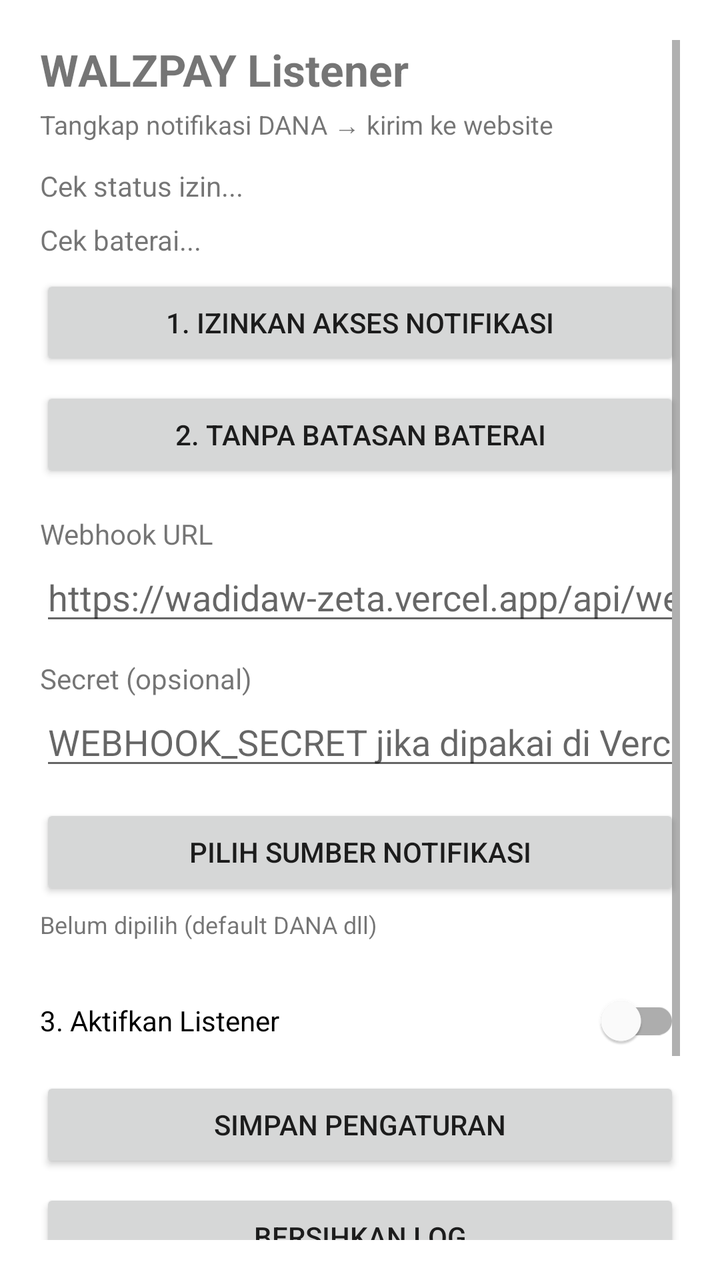
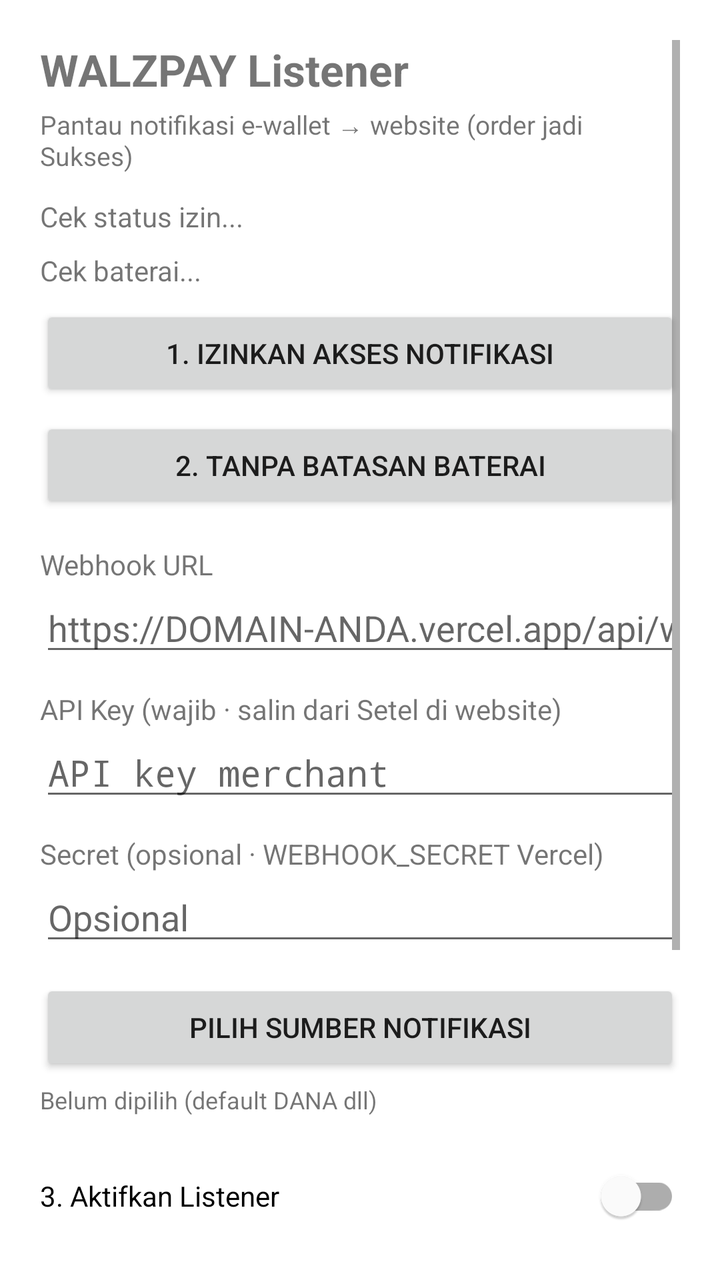

Screens rendered from an Android XML layout before and after an edit, with the pre-edit source and the edit as a unified diff.
<!-- AndroidManifest.xml: application theme Theme.WalzpayListener -->
<!-- res/layout/activity_main.xml -->
<?xml version="1.0" encoding="utf-8"?>
<ScrollView xmlns:android="http://schemas.android.com/apk/res/android"
    android:layout_width="match_parent"
    android:layout_height="match_parent"
    android:padding="20dp">

    <LinearLayout
        android:layout_width="match_parent"
        android:layout_height="wrap_content"
        android:orientation="vertical">

        <TextView
            android:layout_width="match_parent"
            android:layout_height="wrap_content"
            android:text="WALZPAY Listener"
            android:textSize="22sp"
            android:textStyle="bold"
            android:paddingBottom="4dp" />

        <TextView
            android:layout_width="match_parent"
            android:layout_height="wrap_content"
            android:text="Tangkap notifikasi DANA → kirim ke website"
            android:textSize="13sp"
            android:paddingBottom="12dp" />

        <TextView
            android:id="@+id/tvPermissionStatus"
            android:layout_width="match_parent"
            android:layout_height="wrap_content"
            android:text="Cek status izin..."
            android:paddingBottom="8dp" />

        <TextView
            android:id="@+id/tvBatteryStatus"
            android:layout_width="match_parent"
            android:layout_height="wrap_content"
            android:text="Cek baterai..."
            android:paddingBottom="8dp" />

        <Button
            android:id="@+id/btnOpenNotificationAccess"
            android:layout_width="match_parent"
            android:layout_height="wrap_content"
            android:text="1. Izinkan akses notifikasi" />

        <Button
            android:id="@+id/btnBattery"
            android:layout_width="match_parent"
            android:layout_height="wrap_content"
            android:text="2. Tanpa batasan baterai"
            android:layout_marginTop="8dp" />

        <TextView
            android:layout_width="match_parent"
            android:layout_height="wrap_content"
            android:text="Webhook URL"
            android:paddingTop="16dp" />

        <EditText
            android:id="@+id/etWebhookUrl"
            android:layout_width="match_parent"
            android:layout_height="wrap_content"
            android:hint="https://wadidaw-zeta.vercel.app/api/webhook"
            android:inputType="textUri" />

        <TextView
            android:layout_width="match_parent"
            android:layout_height="wrap_content"
            android:text="Secret (opsional)"
            android:paddingTop="12dp" />

        <EditText
            android:id="@+id/etSecret"
            android:layout_width="match_parent"
            android:layout_height="wrap_content"
            android:hint="WEBHOOK_SECRET jika dipakai di Vercel"
            android:inputType="textPassword" />

        <Button
            android:id="@+id/btnPickPackages"
            android:layout_width="match_parent"
            android:layout_height="wrap_content"
            android:text="Pilih sumber notifikasi"
            android:layout_marginTop="12dp" />

        <TextView
            android:id="@+id/tvSelectedPackages"
            android:layout_width="match_parent"
            android:layout_height="wrap_content"
            android:text="Belum dipilih (default DANA dll)"
            android:textSize="12sp"
            android:paddingTop="4dp"
            android:paddingBottom="8dp" />

        <com.google.android.material.switchmaterial.SwitchMaterial
            android:id="@+id/switchEnabled"
            android:layout_width="match_parent"
            android:layout_height="wrap_content"
            android:text="3. Aktifkan Listener"
            android:paddingTop="16dp" />

        <Button
            android:id="@+id/btnSave"
            android:layout_width="match_parent"
            android:layout_height="wrap_content"
            android:text="Simpan pengaturan"
            android:layout_marginTop="12dp" />

        <Button
            android:id="@+id/btnClearLogs"
            android:layout_width="match_parent"
            android:layout_height="wrap_content"
            android:text="Bersihkan log"
            android:layout_marginTop="8dp" />

        <TextView
            android:layout_width="match_parent"
            android:layout_height="wrap_content"
            android:paddingTop="20dp"
            android:text="Log lokal"
            android:textStyle="bold" />

        <TextView
            android:id="@+id/tvLogs"
            android:layout_width="match_parent"
            android:layout_height="wrap_content"
            android:paddingTop="8dp"
            android:textSize="12sp"
            android:fontFamily="monospace"
            android:text="Belum ada log" />

        <TextView
            android:layout_width="match_parent"
            android:layout_height="wrap_content"
            android:paddingTop="20dp"
            android:text="OEM (Xiaomi/OPPO/Vivo): aktifkan Autostart. Opsional: Service Keeper pantau com.walzpay.listener"
            android:textSize="12sp" />

    </LinearLayout>
</ScrollView>
<!-- resources referenced by this layout -->
<resources>
  <style name="Theme.WalzpayListener" parent="Theme.MaterialComponents.DayNight.DarkActionBar">
          <item name="colorPrimary">@android:color/holo_blue_dark</item>
          <item name="colorPrimaryVariant">@android:color/holo_blue_dark</item>
          <item name="colorOnPrimary">@android:color/white</item>
      </style>
</resources>

<!-- the commit's change to res/layout/activity_main.xml (unified diff, before → after) -->
@@ -20,7 +20,7 @@
         <TextView
             android:layout_width="match_parent"
             android:layout_height="wrap_content"
-            android:text="Tangkap notifikasi DANA → kirim ke website"
+            android:text="Pantau notifikasi e-wallet → website (order jadi Sukses)"
             android:textSize="13sp"
             android:paddingBottom="12dp" />
 
@@ -61,20 +61,34 @@
             android:id="@+id/etWebhookUrl"
             android:layout_width="match_parent"
             android:layout_height="wrap_content"
-            android:hint="https://wadidaw-zeta.vercel.app/api/webhook"
+            android:hint="https://DOMAIN-ANDA.vercel.app/api/webhook"
             android:inputType="textUri" />
 
         <TextView
             android:layout_width="match_parent"
             android:layout_height="wrap_content"
-            android:text="Secret (opsional)"
+            android:text="API Key (wajib · salin dari Setel di website)"
+            android:paddingTop="12dp" />
+
+        <EditText
+            android:id="@+id/etApiKey"
+            android:layout_width="match_parent"
+            android:layout_height="wrap_content"
+            android:hint="API key merchant"
+            android:inputType="textPassword"
+            android:fontFamily="monospace" />
+
+        <TextView
+            android:layout_width="match_parent"
+            android:layout_height="wrap_content"
+            android:text="Secret (opsional · WEBHOOK_SECRET Vercel)"
             android:paddingTop="12dp" />
 
         <EditText
             android:id="@+id/etSecret"
             android:layout_width="match_parent"
             android:layout_height="wrap_content"
-            android:hint="WEBHOOK_SECRET jika dipakai di Vercel"
+            android:hint="Opsional"
             android:inputType="textPassword" />
 
         <Button
